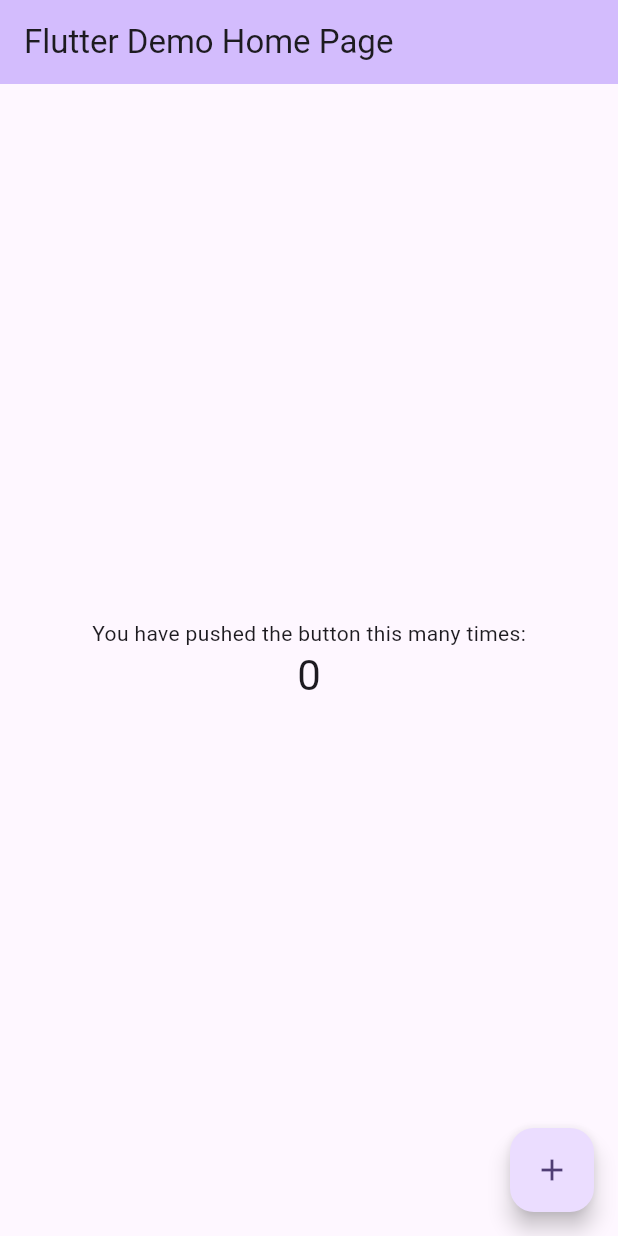
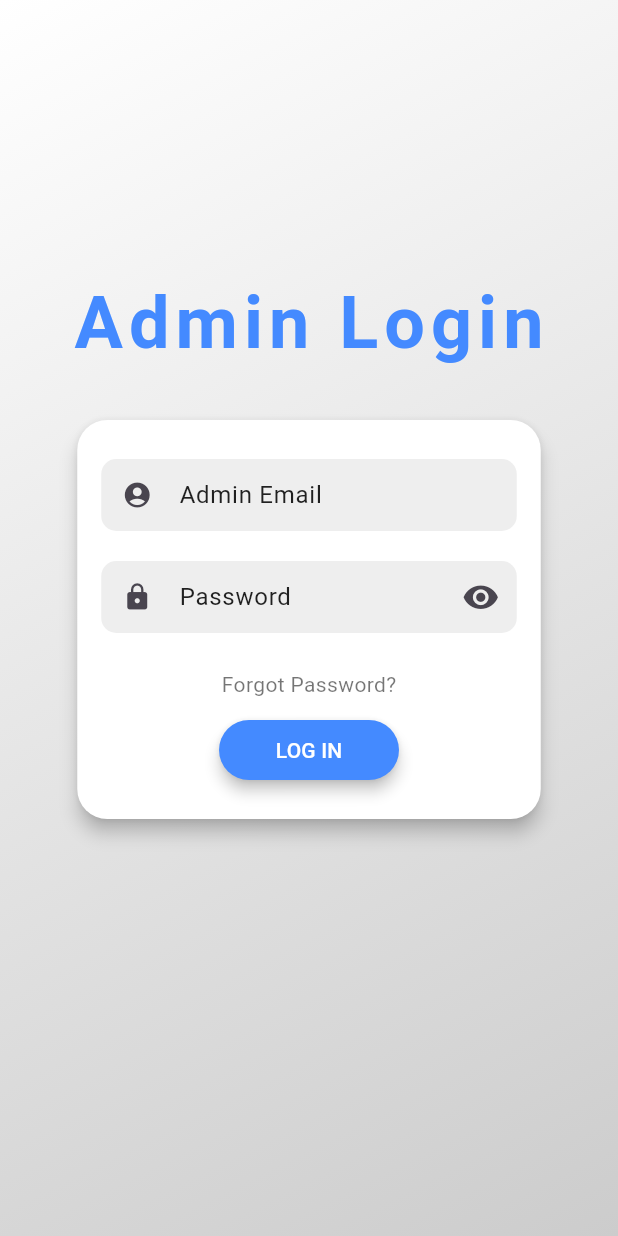
Before and after one commit to MouliSaiDeep/skill-hire, a Flutter app: the screen it shows after launch, on a phone screen of 412 x 824 dp. Run offline on Flutter 3.47's test engine with Material 3 defaults, Android fonts, the phone set to English and light mode, and no system bars; drawn by our look-alikes of flutter_login; our stand-ins replace shared_preferences.

Commit message:
created login for admin and dummy admin home

```diff
--- /dev/null
+++ b/frontend/devtools_options.yaml
@@ -0,0 +1,3 @@
+description: This file stores settings for Dart & Flutter DevTools.
+documentation: https://docs.flutter.dev/tools/devtools/extensions#configure-extension-enablement-states
+extensions:
--- a/frontend/lib/main.dart
+++ b/frontend/lib/main.dart
@@ -1,4 +1,7 @@
 import 'package:flutter/material.dart';
+import 'package:shared_preferences/shared_preferences.dart'; // Add shared_preferences to pubspec.yaml
+import 'screens/admin_login_screen.dart';
+import 'screens/admin_dashboard_screen.dart';
 
 void main() {
   runApp(const MyApp());
@@ -7,116 +10,20 @@ void main() {
 class MyApp extends StatelessWidget {
   const MyApp({super.key});
 
-  // This widget is the root of your application.
   @override
   Widget build(BuildContext context) {
     return MaterialApp(
-      title: 'Flutter Demo',
+      debugShowCheckedModeBanner: false,
+      title: 'College Hiring Portal',
       theme: ThemeData(
-        // This is the theme of your application.
-        //
-        // TRY THIS: Try running your application with "flutter run". You'll see
-        // the application has a purple toolbar. Then, without quitting the app,
-        // try changing the seedColor in the colorScheme below to Colors.green
-        // and then invoke "hot reload" (save your changes or press the "hot
-        // reload" button in a Flutter-supported IDE, or press "r" if you used
-        // the command line to start the app).
-        //
-        // Notice that the counter didn't reset back to zero; the application
-        // state is not lost during the reload. To reset the state, use hot
-        // restart instead.
-        //
-        // This works for code too, not just values: Most code changes can be
-        // tested with just a hot reload.
-        colorScheme: .fromSeed(seedColor: Colors.deepPurple),
+        primarySwatch: Colors.blue,
       ),
-      home: const MyHomePage(title: 'Flutter Demo Home Page'),
+      home: const AdminLoginScreen(),
+      routes: {
+        AdminLoginScreen.routeName: (ctx) => const AdminLoginScreen(),
+        AdminDashboardScreen.routeName: (ctx) => const AdminDashboardScreen(),
+      },
     );
   }
+
 }
-
-class MyHomePage extends StatefulWidget {
-  const MyHomePage({super.key, required this.title});
-
-  // This widget is the home page of your application. It is stateful, meaning
-  // that it has a State object (defined below) that contains fields that affect
-  // how it looks.
-
-  // This class is the configuration for the state. It holds the values (in this
-  // case the title) provided by the parent (in this case the App widget) and
-  // used by the build method of the State. Fields in a Widget subclass are
-  // always marked "final".
-
-  final String title;
-
-  @override
-  State<MyHomePage> createState() => _MyHomePageState();
-}
-
-class _MyHomePageState extends State<MyHomePage> {
-  int _counter = 0;
-
-  void _incrementCounter() {
-    setState(() {
-      // This call to setState tells the Flutter framework that something has
-      // changed in this State, which causes it to rerun the build method below
-      // so that the display can reflect the updated values. If we changed
-      // _counter without calling setState(), then the build method would not be
-      // called again, and so nothing would appear to happen.
-      _counter++;
-    });
-  }
-
-  @override
-  Widget build(BuildContext context) {
-    // This method is rerun every time setState is called, for instance as done
-    // by the _incrementCounter method above.
-    //
-    // The Flutter framework has been optimized to make rerunning build methods
-    // fast, so that you can just rebuild anything that needs updating rather
-    // than having to individually change instances of widgets.
-    return Scaffold(
-      appBar: AppBar(
-        // TRY THIS: Try changing the color here to a specific color (to
-        // Colors.amber, perhaps?) and trigger a hot reload to see the AppBar
-        // change color while the other colors stay the same.
-        backgroundColor: Theme.of(context).colorScheme.inversePrimary,
-        // Here we take the value from the MyHomePage object that was created by
-        // the App.build method, and use it to set our appbar title.
-        title: Text(widget.title),
-      ),
-      body: Center(
-        // Center is a layout widget. It takes a single child and positions it
-        // in the middle of the parent.
-        child: Column(
-          // Column is also a layout widget. It takes a list of children and
-          // arranges them vertically. By default, it sizes itself to fit its
-          // children horizontally, and tries to be as tall as its parent.
-          //
-          // Column has various properties to control how it sizes itself and
-          // how it positions its children. Here we use mainAxisAlignment to
-          // center the children vertically; the main axis here is the vertical
-          // axis because Columns are vertical (the cross axis would be
-          // horizontal).
-          //
-          // TRY THIS: Invoke "debug painting" (choose the "Toggle Debug Paint"
-          // action in the IDE, or press "p" in the console), to see the
-          // wireframe for each widget.
-          mainAxisAlignment: .center,
-          children: [
-            const Text('You have pushed the button this many times:'),
-            Text(
-              '$_counter',
-              style: Theme.of(context).textTheme.headlineMedium,
-            ),
-          ],
-        ),
-      ),
-      floatingActionButton: FloatingActionButton(
-        onPressed: _incrementCounter,
-        tooltip: 'Increment',
-        child: const Icon(Icons.add),
-      ),
-    );
-  }
-}
--- /dev/null
+++ b/frontend/lib/screens/admin_login_screen.dart
@@ -0,0 +1,92 @@
+import 'package:flutter/material.dart';
+import 'package:flutter_login/flutter_login.dart';
+import 'admin_dashboard_screen.dart';
+
+class AdminLoginScreen extends StatelessWidget {
+  static const String routeName = '/admin-login';
+
+  const AdminLoginScreen({super.key});
+
+  Duration get loginTime => const Duration(milliseconds: 2250);
+
+  Future<String?> _authUser(LoginData data) async {
+    await Future.delayed(loginTime);
+
+    const String correctEmail = 'admin@college.edu';
+    const String correctPassword = 'password123';
+
+    if (data.name == correctEmail && data.password == correctPassword) {
+      return null;
+    }
+    return 'Invalid Admin Credentials';
+  }
+
+  Future<String?> _recoverPassword(String name) async {
+    // Optional: Logic for password recovery
+    return null;
+  }
+
+  @override
+  Widget build(BuildContext context) {
+    return Scaffold(
+      body: FlutterLogin(
+        title: 'Admin Login',
+      onLogin: _authUser,
+      onRecoverPassword: _recoverPassword,
+      onSignup: null,
+      onSubmitAnimationCompleted: () {
+        Navigator.of(context).pushReplacementNamed(AdminDashboardScreen.routeName);
+      },
+      messages: LoginMessages(
+        userHint: 'Admin Email',
+        passwordHint: 'Password',
+        confirmPasswordHint: 'Confirm',
+        loginButton: 'LOG IN',
+      ),
+      theme: LoginTheme(
+  primaryColor: Colors.white,
+  accentColor: Colors.blue,
+
+  // 1. Fix the Title (ADMIN PORTAL) visibility
+  titleStyle: const TextStyle(
+    color: Colors.blueAccent,
+    fontWeight: FontWeight.bold,
+    letterSpacing: 4,
+  ),
+
+  // 2. Fix the Card and Input Field visibility
+  cardTheme: CardTheme(
+    color: Colors.white,
+    elevation: 5,
+    margin: const EdgeInsets.only(top: 15),
+    shape: RoundedRectangleBorder(borderRadius: BorderRadius.circular(20)),
+  ),
+
+  // 3. Fix the icons and input text colors
+  inputTheme: InputDecorationTheme(
+    filled: true,
+    fillColor: Colors.grey[200], // Light grey background for the input bars
+    prefixIconColor: Colors.blueAccent, // This makes your icons visible
+    suffixIconColor: Colors.blueAccent, // This makes the password "eye" visible
+    labelStyle: const TextStyle(color: Colors.black87),
+    focusedBorder: OutlineInputBorder(
+      borderSide: const BorderSide(color: Colors.blueAccent, width: 2),
+      borderRadius: BorderRadius.circular(10),
+    ),
+    enabledBorder: OutlineInputBorder(
+      borderSide: const BorderSide(color: Colors.transparent),
+      borderRadius: BorderRadius.circular(10),
+    ),
+  ),
+
+  // 4. Style the Login Button
+  buttonTheme: const LoginButtonTheme(
+    backgroundColor: Colors.blueAccent,
+    highlightColor: Colors.blue,
+  ),
+
+),
+    ),
+  );
+}
+}
```
Also changed, not shown: frontend/lib/models/candidate_model.dart (added, +57 -0 lines), frontend/lib/screens/admin_dashboard_screen.dart (added, +136 -0 lines), frontend/lib/widgets/candidate_card.dart (added, +80 -0 lines), frontend/pubspec.yaml (+4 -16 lines), frontend/pubspec.lock, 5 other files.
